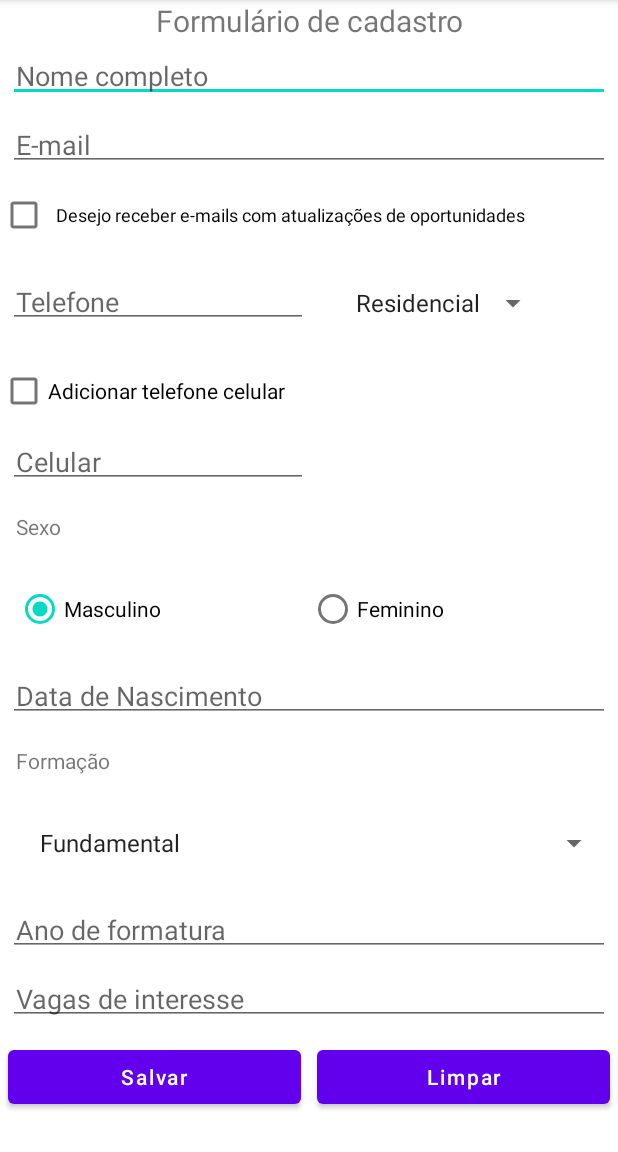
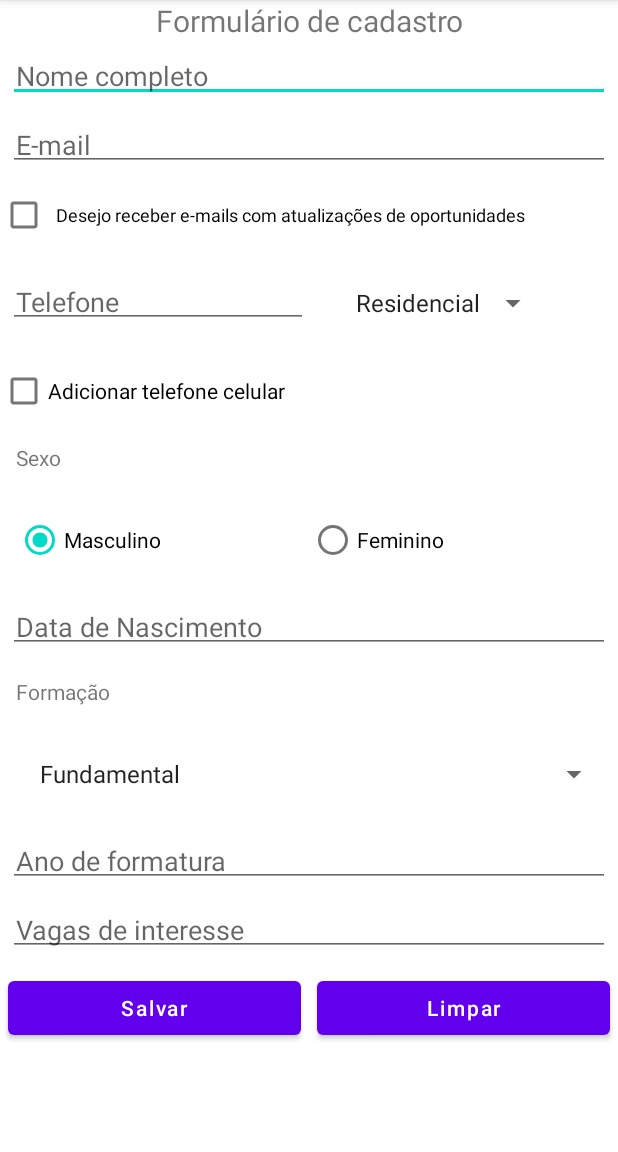
Before and after one commit to larialine/HaVagas, an Android app: the screen it shows after launch (MainActivity), after a tap on "Salvar", on a phone screen of 412 x 824 dp, the part 84-1236 px from its top. Run offline under Robolectric (Android 15) with nearby library versions, the phone set to English and light mode, and no system bars.

Commit message:
correções no mainactivity

```diff
--- a/app/src/main/java/ex/pdm/havagas/Formulario.java
+++ b/app/src/main/java/ex/pdm/havagas/Formulario.java
@@ -36,21 +36,8 @@ public class Formulario {
         this.vagas = vagas;
     }
 
-    public Formulario(String nome, String email, boolean emailAtualizacao, String telefone, Enum<tpTelefone> tipoTelefone, String celular, Enum<Sexo> sexo, String dtNascimento, null, null, null, null, null, String vagas) {
-        this.nome = nome;
-        this.email = email;
-        this.emailAtualizacao = emailAtualizacao;
-        this.telefone = telefone;
-        this.tipoTelefone = tipoTelefone;
-        this.celular = celular;
-        this.sexo = sexo;
-        this.dtNascimento = dtNascimento;
-        this.anoFormatura = null;
-        this.anoConclusao = null;
-        this.instituicao = null;
-        this.titulo = null;
-        this.orientador = null;
-        this.vagas = vagas;
+    public Formulario(String nome, String email, boolean emailAtualizacao, String telefone, Enum<tpTelefone> tipoTelefone, Enum<Sexo> sexo, String dtNascimento, String vagas) {
+        this(nome, email, emailAtualizacao, telefone, tipoTelefone, null, sexo, dtNascimento, null, null, null, null, null, vagas);
     }
 
     public String getNome() {
--- a/app/src/main/java/ex/pdm/havagas/MainActivity.java
+++ b/app/src/main/java/ex/pdm/havagas/MainActivity.java
@@ -65,11 +65,16 @@ public class MainActivity extends AppCompatActivity {
             public void onItemSelected(AdapterView<?> adapterView, View view, int i, long l) {
                 if( (tipoFormacaoList.get(i).equals("Fundamental")) || (tipoFormacaoList.get(i).equals("Médio")) ){
                     fundMedLayout.setVisibility(View.VISIBLE);
+                    gradEspecLayout.setVisibility(View.GONE);
+                    mestDoutLayout.setVisibility(View.GONE);
                 }
                 else if ( (tipoFormacaoList.get(i).equals("Graduação")) || (tipoFormacaoList.get(i).equals("Especialização")) ){
+                    fundMedLayout.setVisibility(View.GONE);
                     gradEspecLayout.setVisibility(View.VISIBLE);
+                    mestDoutLayout.setVisibility(View.GONE);
                 }
                 else if ( (tipoFormacaoList.get(i).equals("Mestrado")) || (tipoFormacaoList.get(i).equals("Doutorado")) ){
+                    fundMedLayout.setVisibility(View.GONE);
                     gradEspecLayout.setVisibility(View.VISIBLE);
                     mestDoutLayout.setVisibility(View.VISIBLE);
                 }
@@ -113,8 +118,8 @@ public class MainActivity extends AppCompatActivity {
                 celular.setVisibility(View.VISIBLE);
                  cel = celular.getText().toString();
             }
-            else if(!adcCelular.isChecked()){
-                celular.setVisibility(View.VISIBLE);
+            else {
+                celular.setVisibility(View.GONE);
                 celular.setText("");
             }
 
@@ -135,7 +140,7 @@ public class MainActivity extends AppCompatActivity {
 
             String vagaInteresse = vagas.getText().toString();
 
-            Formulario formulario = new Formulario(nome, em, receberEmail, tel, tpTel , cel, sexo, dataNasc, anoForma, anoConc, nomeInstituicao, tituloMono, orient, vagaInteresse);
+            Formulario formulario = new Formulario(nome, em, receberEmail, tel, tpTel, cel, sexo, dataNasc, anoForma, anoConc, nomeInstituicao, tituloMono, orient, vagaInteresse);
             Toast.makeText(this, formulario.toString(), Toast.LENGTH_SHORT).show();
 
         }
--- a/app/src/main/res/layout/activity_main.xml
+++ b/app/src/main/res/layout/activity_main.xml
@@ -155,8 +155,7 @@
                 android:hint="Ano de formatura"
                 android:inputType="date"
                 android:padding="5dp"
-                android:layout_margin="5dp"
-                android:visibility="visible"  />
+                android:layout_margin="5dp"  />
 
         </LinearLayout>
 
@@ -174,8 +173,7 @@
                 android:hint="Ano de conclusão"
                 android:inputType="date"
                 android:padding="5dp"
-                android:layout_margin="5dp"
-                android:visibility="visible"  />
+                android:layout_margin="5dp"  />
 
             <EditText
                 android:id="@+id/instituicaoEt"
@@ -184,8 +182,7 @@
                 android:hint="Instituição"
                 android:inputType="text"
                 android:padding="5dp"
-                android:layout_margin="5dp"
-                android:visibility="visible"  />
+                android:layout_margin="5dp"  />
 
         </LinearLayout>
 
@@ -203,8 +200,7 @@
                 android:hint="Título de monografia"
                 android:inputType="text"
                 android:padding="5dp"
-                android:layout_margin="5dp"
-                android:visibility="visible"  />
+                android:layout_margin="5dp" />
 
             <EditText
                 android:id="@+id/orientadorEt"
@@ -213,8 +209,7 @@
                 android:hint="Orientador"
                 android:inputType="textPersonName"
                 android:padding="5dp"
-                android:layout_margin="5dp"
-                android:visibility="visible"  />
+                android:layout_margin="5dp" />
         </LinearLayout>
 
         <EditText
```
